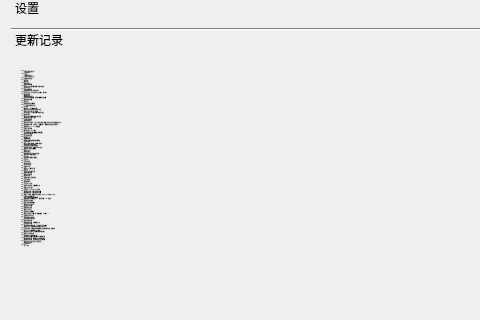
This is source/ui/MoreUi.ui in ChiyukiGana/Quickinput as Qt 5 draws it before an edit; both pictures show x 0 to 480 and y 174 to 494 of the 800 by 790 pixel window. The edited form follows.
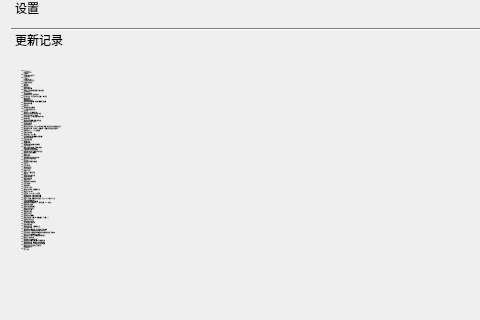
This is the edited form. The open tabs and pages were chosen to show the change. Icons and pictures are not drawn.

What changed in the file:
```diff
--- a/source/ui/MoreUi.ui
+++ b/source/ui/MoreUi.ui
@@ -211,7 +211,7 @@
       <item>
        <widget class="QToolBox" name="toolBox">
         <property name="styleSheet">
-         <string notr="true">QScrollBar{background:transparent}</string>
+         <string notr="true">QToolBox QWidget,QScrollBar{background:transparent}</string>
         </property>
         <property name="currentIndex">
          <number>0</number>
@@ -940,7 +940,7 @@
            <x>0</x>
            <y>0</y>
            <width>761</width>
-           <height>3002</height>
+           <height>3070</height>
           </rect>
          </property>
          <attribute name="label">
@@ -979,7 +979,11 @@
              </font>
             </property>
             <property name="text">
-             <string>2024-9-20
+             <string>2024-9-25
+　　1：UI（宏选项卡）
+　　2：增加自定义style
+　　3：增加定时
+2024-9-20
 　　1：修复窗口模式加载异常
 　　2：窗口拖动优化
 2024-9-14
```
Left out of the diff: 6 changed lines with no effect on the pictures.
